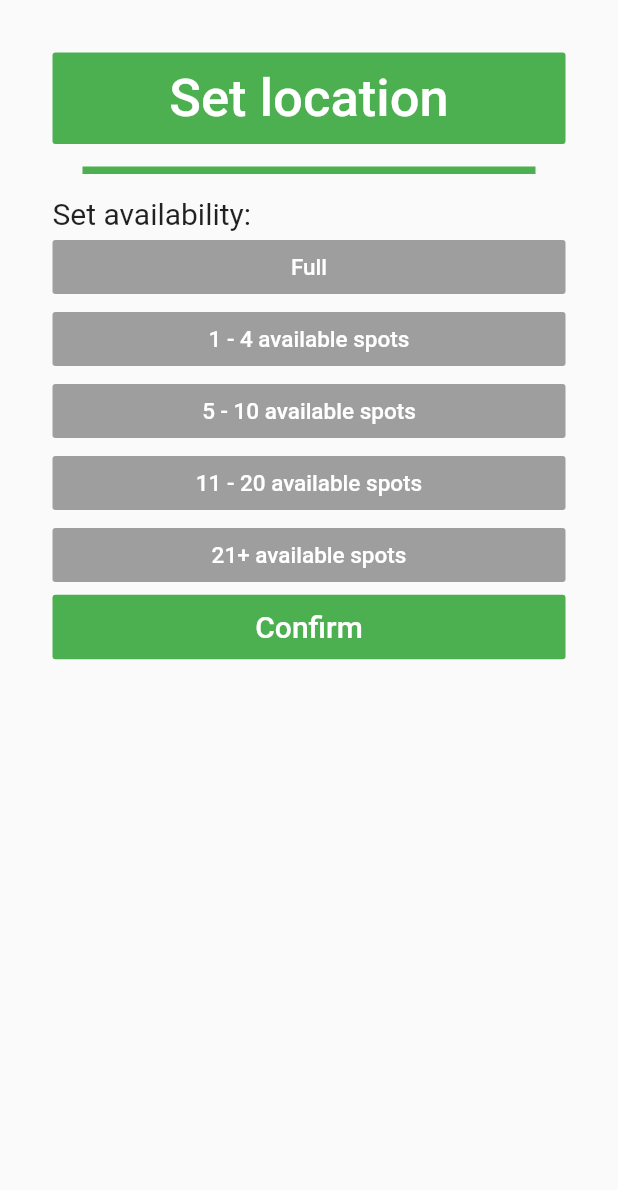
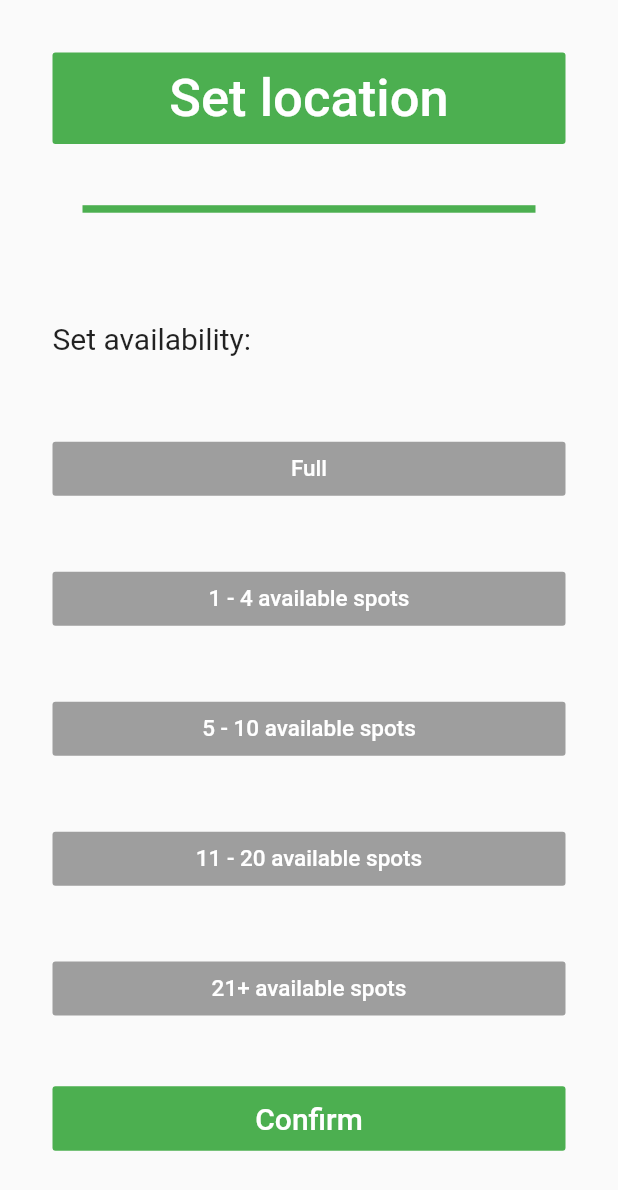
Before and after one commit to Jann1s/parknspot, a Flutter app: the Parking widget shown alone on an empty page, opened directly, on a phone screen of 412 x 824 dp. Shown: the top 1190 px of the screen. Run offline on Flutter 3.47's test engine with Material 2 defaults, Android fonts, the phone set to English and light mode, and no system bars; our stand-ins replace google_maps_flutter; Roboto replaces fonts that are missing (Montserrat).

Commit message:
improved Parking view layout

```diff
--- a/app/lib/view/Parking.dart
+++ b/app/lib/view/Parking.dart
@@ -10,9 +10,10 @@ class ParkingState extends State<Parking> {
   @override
   Widget build(BuildContext context) {
     return Container(
+      alignment: Alignment.center,
       padding: EdgeInsets.all(35),
-      child: Center(child:
-      Column(
+      child: Center(
+        child: Column(
           children: <Widget>[
             Row(
               children: <Widget>[
@@ -30,19 +31,19 @@ class ParkingState extends State<Parking> {
                 )
               ],
             ),
-          Divider(
+            Expanded(child: Divider(
               color: Colors.green,
               thickness: 5,
               indent: 20,
               endIndent: 20,
               height: 35,
-          ),
-          Row(children: <Widget>[
+            )),
+            Expanded(child: Row(children: <Widget>[
               Expanded(
                 child: Text('Set availability:', style: TextStyle(fontSize: 20),),
               )
-          ],),
-          Row(children: <Widget>[
+            ],)),
+            Expanded(child: Row(children: <Widget>[
               Expanded(
                 child: FlatButton(
                   color: Colors.grey,
@@ -51,8 +52,8 @@ class ParkingState extends State<Parking> {
                   onPressed: () {},
                 ),
               )
-          ],),
-          Row(children: <Widget>[
+            ],)),
+            Expanded(child:Row(children: <Widget>[
               Expanded(
                 child: FlatButton(
                   color: Colors.grey,
@@ -61,8 +62,8 @@ class ParkingState extends State<Parking> {
                   onPressed: () {},
                 ),
               )
-          ],),
-          Row(children: <Widget>[
+            ],)),
+            Expanded(child:Row(children: <Widget>[
               Expanded(
                 child: FlatButton(
                   color: Colors.grey,
@@ -71,8 +72,8 @@ class ParkingState extends State<Parking> {
                   onPressed: () {},
                 ),
               )
-          ],),
-          Row(children: <Widget>[
+            ],)),
+            Expanded(child:Row(children: <Widget>[
               Expanded(
                 child: FlatButton(
                   color: Colors.grey,
@@ -81,8 +82,8 @@ class ParkingState extends State<Parking> {
                   onPressed: () {},
                 ),
               )
-          ],),
-          Row(children: <Widget>[
+            ],)),
+            Expanded(child:Row(children: <Widget>[
               Expanded(
                 child: FlatButton(
                   color: Colors.grey,
@@ -91,8 +92,8 @@ class ParkingState extends State<Parking> {
                   onPressed: () {},
                 ),
               )
-          ],),
-          Row(children: <Widget>[
+            ],)),
+            Expanded(child:Row(children: <Widget>[
               Expanded(
                 child: FlatButton(
                   child: Text(
@@ -105,7 +106,8 @@ class ParkingState extends State<Parking> {
                   onPressed: (){}
                 ),
               )
-          ],)
+            ],
+          ))
         ],
       ),
       )
```
Lines whose indentation alone changed are shown as unchanged.
